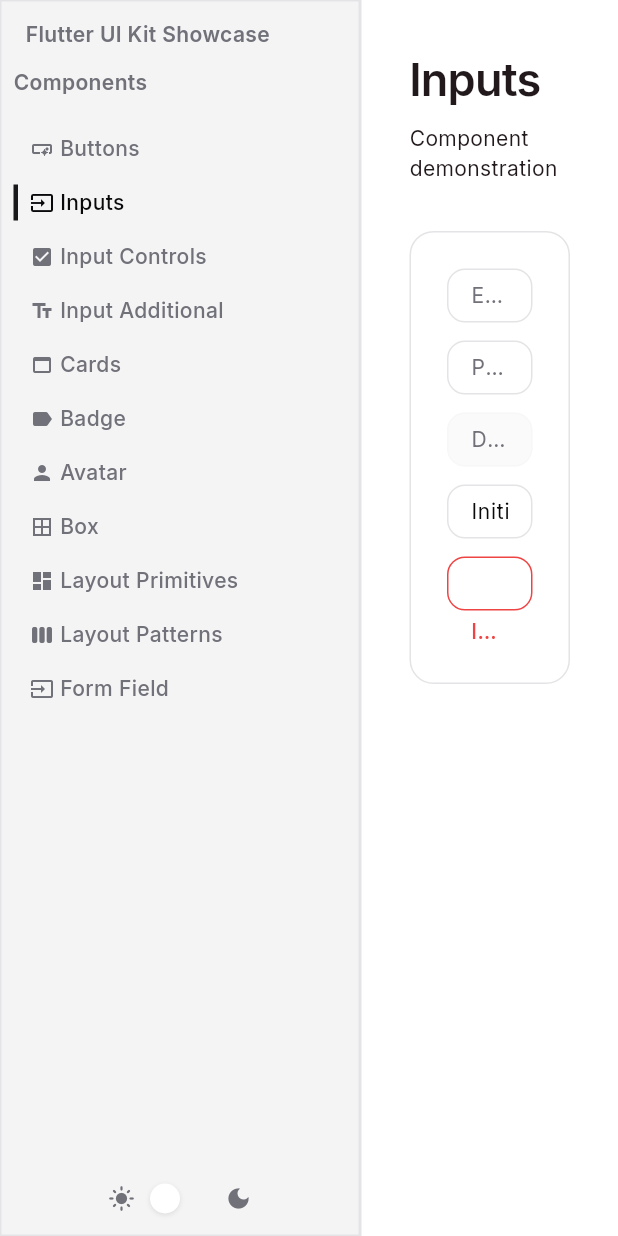
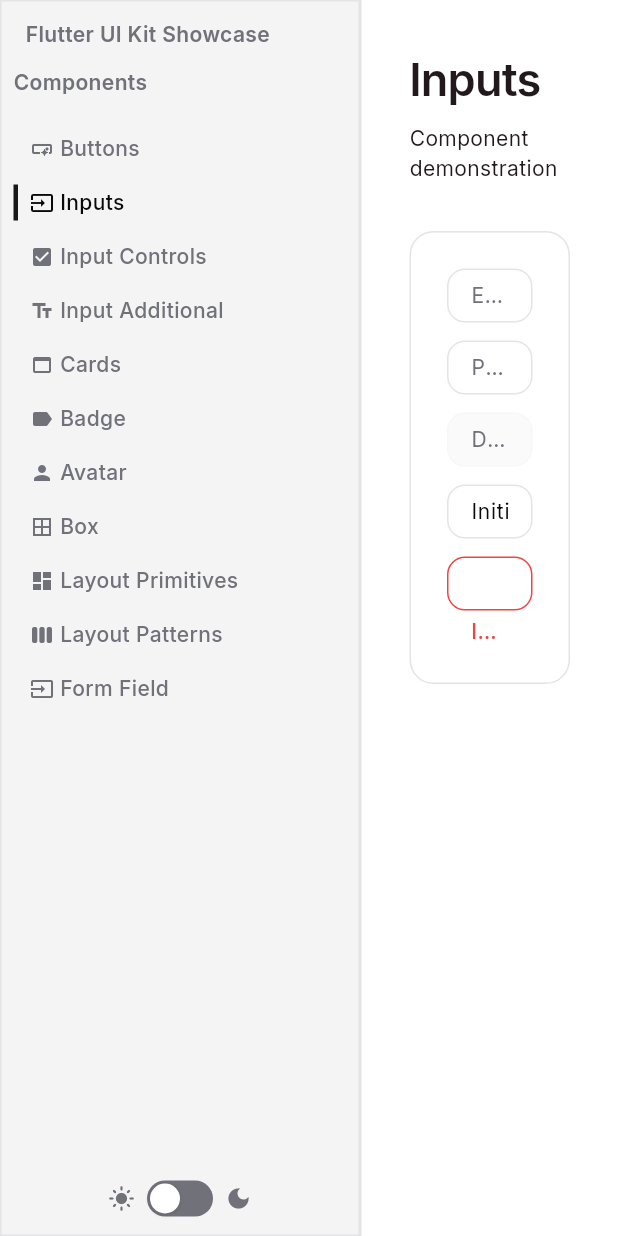
Before and after one commit to NastMz/flutter-ui-kit, a Flutter app: the screen it shows after launch, after a tap on "Inputs", on a phone screen of 412 x 824 dp. Run offline on Flutter 3.47's test engine with Material 3 defaults, Android fonts, the phone set to English and light mode, and no system bars; our stand-ins replace google_fonts.

Commit message:
feat: update color usage in switch, textarea, text field, and avatar components for improved contrast and consistency

```diff
--- a/packages/components/lib/inputs/switch/ui_switch.dart
+++ b/packages/components/lib/inputs/switch/ui_switch.dart
@@ -116,9 +116,9 @@ class _SwitchWidgetState extends State<_SwitchWidget>
     final height = 24.0;
     final thumbRadius = 10.0;
 
-    final offBgColor = ui.colors.muted;
+    final offBgColor = ui.colors.mutedForeground;
     final onBgColor = ui.colors.primary;
-    final thumbColor = Colors.white;
+    final thumbColor = ui.colors.background;
 
     return GestureDetector(
       onTap: widget.enabled
@@ -160,7 +160,7 @@ class _SwitchWidgetState extends State<_SwitchWidget>
                       color: thumbColor,
                       boxShadow: [
                         BoxShadow(
-                          color: Colors.black.withValues(alpha: 0.1),
+                          color: ui.colors.foreground.withValues(alpha: 0.1),
                           blurRadius: 2,
                           offset: const Offset(0, 1),
                         ),
--- a/packages/components/lib/inputs/textarea/ui_textarea.dart
+++ b/packages/components/lib/inputs/textarea/ui_textarea.dart
@@ -127,7 +127,7 @@ class _UiTextareaState extends State<UiTextarea> {
     final radius = ui.radius.md;
     final borderColor = ui.colors.input;
     final ringColor = ui.colors.ring;
-    final textColor = ui.colors.foreground;
+    final textColor = ui.colors.cardForeground;
     final mutedColor = ui.colors.mutedForeground;
 
     final hasError = widget.errorText != null && widget.errorText!.isNotEmpty;
@@ -185,6 +185,9 @@ class _UiTextareaState extends State<UiTextarea> {
           borderRadius: BorderRadius.circular(radius),
           borderSide: BorderSide(color: ui.colors.destructive, width: 2),
         ),
+        // Ensure contrast on muted backgrounds
+        filled: true,
+        fillColor: ui.colors.card,
       ),
     );
   }
--- a/packages/components/lib/inputs/ui_text_field.dart
+++ b/packages/components/lib/inputs/ui_text_field.dart
@@ -51,7 +51,7 @@ class UiTextField extends StatelessWidget {
     final radius = ui.radius.md;
     final borderColor = ui.colors.input;
     final ringColor = ui.colors.ring;
-    final textColor = ui.colors.foreground;
+    final textColor = ui.colors.cardForeground;
     final mutedColor = ui.colors.mutedForeground;
 
     final hasError = errorText != null && errorText!.isNotEmpty;
@@ -113,8 +113,11 @@ class UiTextField extends StatelessWidget {
           borderRadius: BorderRadius.circular(radius),
           borderSide: BorderSide(color: ui.colors.muted.withValues(alpha: 0.5)),
         ),
-        filled: !enabled,
-        fillColor: enabled ? null : ui.colors.muted.withValues(alpha: 0.5),
+        // Ensure contrast on muted backgrounds by using card surface
+        filled: true,
+        fillColor: enabled
+            ? ui.colors.card
+            : ui.colors.muted.withValues(alpha: 0.5),
       ),
     );
   }
```
Also changed, not shown: packages/components/lib/layout/ui_list.dart (+19 -3 lines), packages/components/lib/surfaces/avatar/ui_avatar.dart (+6 -1 lines).
